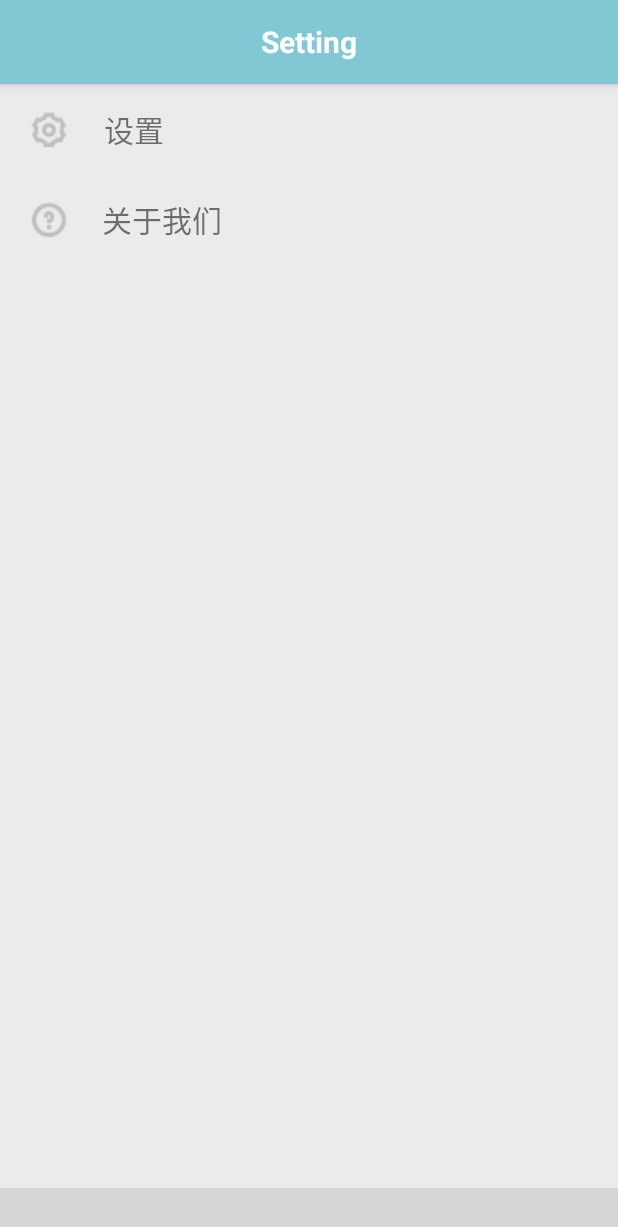
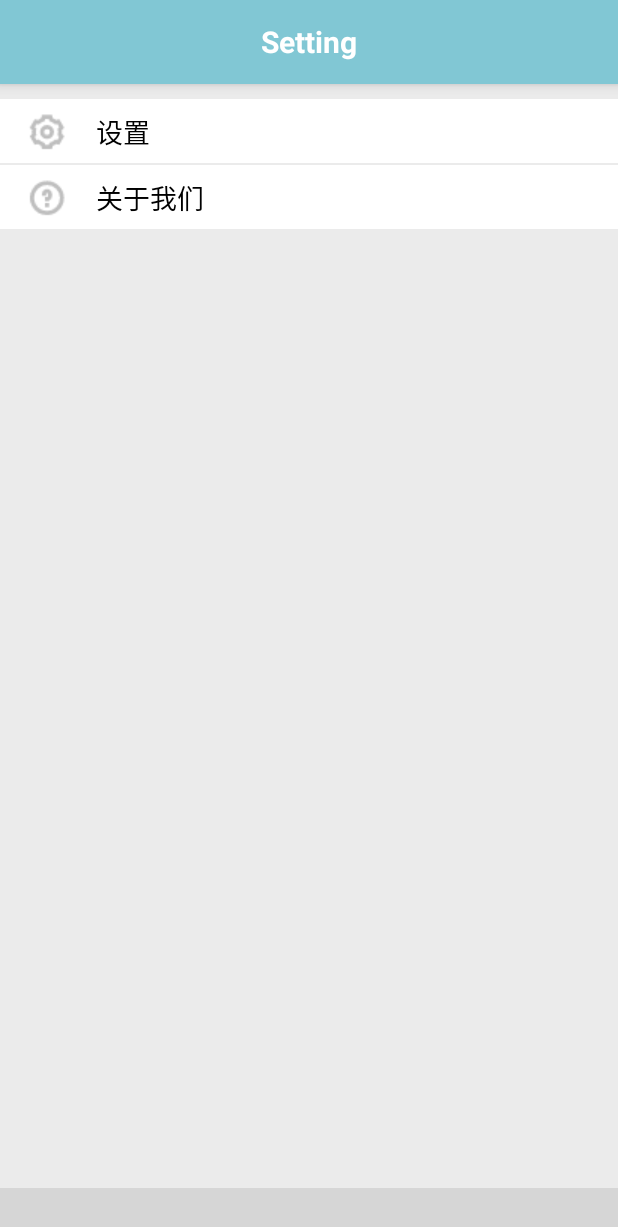
Before and after one commit to hongzicong/SaltedFish, an Android app: the fragment SetFragment placed in its activity, on a phone screen of 412 x 824 dp. Shown: the top 1227 px of the screen. Run offline under Robolectric (Android 15) with nearby library versions, the phone set to English and light mode, and no system bars; our stand-ins replace ButterKnife; libraries missing offline, so code that uses them is left out: com.ashokvarma.bottomnavigation, com.github.clans.fab, org.greenrobot.greendao; plain views replace BottomNavigationBar; 9 statements that could not run were skipped; grey boxes are pictures that could not be loaded.

Commit message:
update some parameters

```diff
--- a/app/src/main/java/hongzicong/saltedfish/adapter/AddTaskAdapter.java
+++ b/app/src/main/java/hongzicong/saltedfish/adapter/AddTaskAdapter.java
@@ -8,6 +8,7 @@ import android.util.Log;
 import android.view.LayoutInflater;
 import android.view.ViewGroup;
 
+import java.util.Calendar;
 import java.util.Date;
 
 import hongzicong.saltedfish.fragment.DatePickerFragment;
@@ -97,7 +98,9 @@ public class AddTaskAdapter extends RecyclerView.Adapter<RecyclerView.ViewHolder
     }
 
     public OneDayTask getTaskFromViewHolder(){
-        OneDayTask oneDayTask=new OneDayTask(null,mAddDetailViewHolder.getText(),mAddDateViewHolder.getEndTime(),false,mAddNameViewHolder.getText(),false);
+        Calendar calendar=Calendar.getInstance();
+        OneDayTask oneDayTask=new OneDayTask(null,mAddDetailViewHolder.getText(),calendar.getTimeInMillis(),
+                mAddDateViewHolder.getEndTime(), false,mAddNameViewHolder.getText(),false);
         return oneDayTask;
     }
 
--- a/app/src/main/java/hongzicong/saltedfish/fragment/TodoFragment.java
+++ b/app/src/main/java/hongzicong/saltedfish/fragment/TodoFragment.java
@@ -13,6 +13,7 @@ import android.util.Log;
 import android.view.LayoutInflater;
 import android.view.View;
 import android.view.ViewGroup;
+import android.widget.TextView;
 import android.widget.Toast;
 
 import com.github.clans.fab.FloatingActionButton;
@@ -37,9 +38,10 @@ import hongzicong.saltedfish.utils.EveryDayDaoUtil;
 import hongzicong.saltedfish.utils.OneDayDaoUtil;
 import hongzicong.saltedfish.utils.UIUtils;
 
+import static hongzicong.saltedfish.utils.Util.getToday;
+
 public class TodoFragment extends Fragment {
 
-    //建立与数据库之间的工具联系
     private EveryDayDaoUtil everyDayDaoUtil=new EveryDayDaoUtil(UIUtils.getContext());
     private OneDayDaoUtil oneDayDaoUtil=new OneDayDaoUtil(UIUtils.getContext());
 
@@ -47,8 +49,8 @@ public class TodoFragment extends Fragment {
     private TodoListAdapter mTodoListAdapter;
     public ItemTouchHelper itemTouchHelper;
 
-    public static final int todoReqeustCode=1;
-    public static final int habitRequestCode=2;
+    public static final int todoReqeustCode = 1;
+    public static final int habitRequestCode = 2;
 
     @BindView(R.id.list_todo)
     RecyclerView mRecyclerView;
@@ -65,6 +67,9 @@ public class TodoFragment extends Fragment {
     @BindView(R.id.fab_add_todo)
     FloatingActionButton mAddTodoButton;
 
+    @BindView(R.id.text_view_date)
+    TextView dateTextView;
+
     private List<EveryDayTask> everydayTaskList;
     private List<OneDayTask> onedayTaskList;
 
@@ -73,17 +78,13 @@ public class TodoFragment extends Fragment {
         return todoFragment;
     }
 
-    //公共方法，为了让托管它们的activity调用
-    //Bundle用来保存状态
     @Override
     public void onCreate(Bundle savedInstanceState) {
         super.onCreate(savedInstanceState);
     }
 
-    //View视图在onCreateView方法中生成
     @Override
     public View onCreateView(LayoutInflater inflater, ViewGroup container, Bundle savedInstanceState) {
-        //生成fragment的视图
         View v=inflater.inflate(R.layout.fragment_todo, container, false);
         mUnbinder= ButterKnife.bind(this,v);
 
@@ -109,32 +110,32 @@ public class TodoFragment extends Fragment {
         mUnbinder.unbind();
     }
 
-    //初始化toolbar
+
     private void initToolbar(){
         ((AppCompatActivity) getActivity()).setSupportActionBar(mToolbar);
         ((AppCompatActivity)getActivity()).getSupportActionBar().setDisplayShowTitleEnabled(false);
+        dateTextView.setText(getToday());
     }
 
-    //从数据库中更新数据
+
     private void updateDataFromDB(){
         everydayTaskList=everyDayDaoUtil.queryAllEveryDayTask();
         onedayTaskList=oneDayDaoUtil.queryAllOneDayTask();
     }
 
-    //设置floatingactionbutton的监听器
     private void setOnAllListener(){
-        //每日任务的浮动按钮，且需要知道有没有成功创建
         mAddTodoButton.setOnClickListener(new View.OnClickListener() {
             @Override
             public void onClick(View v) {
+                mFloatingActionsMenu.close(true);
                 Intent intent=new Intent(getContext(), AddTaskActivity.class);
                 startActivityForResult(intent,todoReqeustCode);
             }
         });
-        //习惯的浮动按钮，且需要知道有没有成功创建
         mAddHabitButton.setOnClickListener(new View.OnClickListener() {
             @Override
             public void onClick(View v) {
+                mFloatingActionsMenu.close(true);
                 Intent intent=new Intent(getContext(),AddHabitActivity.class);
                 startActivityForResult(intent,habitRequestCode);
             }
@@ -145,7 +146,6 @@ public class TodoFragment extends Fragment {
     public void onActivityResult(int requestCode, int resultCode, Intent data) {
         boolean returnCode = data.getBooleanExtra("returnCode",false);
         long id=data.getLongExtra("returnId",-1);
-        //当成功创建时，从数据库重新读取信息，但是不改变原来的list，否则会出错
         if(returnCode==true){
             switch (requestCode){
                 case todoReqeustCode:
--- a/app/src/main/java/hongzicong/saltedfish/utils/UIUtils.java
+++ b/app/src/main/java/hongzicong/saltedfish/utils/UIUtils.java
@@ -13,6 +13,7 @@ import android.view.ViewGroup;
 import android.view.WindowManager;
 import android.widget.RelativeLayout;
 
+import hongzicong.saltedfish.activity.BaseAddActivity;
 import hongzicong.saltedfish.activity.BaseApplication;
 
 public class UIUtils {
--- a/app/src/main/java/hongzicong/saltedfish/utils/Util.java
+++ b/app/src/main/java/hongzicong/saltedfish/utils/Util.java
@@ -1,10 +1,19 @@
 package hongzicong.saltedfish.utils;
+
+import java.text.SimpleDateFormat;
+import java.util.Date;
 
 /**
  * Created by DELL-PC on 2018/1/1.
  */
 
 public class Util {
+
+    public static String getToday(){
+        SimpleDateFormat simpleDateFormat = new SimpleDateFormat("yyyy年MM月dd日");
+        Date date = new Date(System.currentTimeMillis());
+        return simpleDateFormat.format(date);
+    }
 
     public static int getDay(int week,int day){
         int result=0;
--- a/app/src/main/java/hongzicong/saltedfish/view/TableView.java
+++ b/app/src/main/java/hongzicong/saltedfish/view/TableView.java
@@ -33,7 +33,7 @@ public class TableView extends View {
     private int rightTextPadding=130;
     private int leftTextPadding=40;
     private int topTextPadding=140;
-    private int bottomTextPadding=260;
+    private int bottomTextPadding=180;
     private RectF rectF;
 
     private Paint paintEmpty = new Paint();
--- a/app/src/main/res/layout/fragment_set.xml
+++ b/app/src/main/res/layout/fragment_set.xml
@@ -35,7 +35,8 @@
     <android.support.v7.widget.RecyclerView
         android:id="@+id/recycler_view"
         android:layout_width="match_parent"
-        android:layout_height="wrap_content">
+        android:layout_height="wrap_content"
+        android:layout_marginTop="10dp">
 
     </android.support.v7.widget.RecyclerView>
 
--- a/app/src/main/res/layout/item_setting.xml
+++ b/app/src/main/res/layout/item_setting.xml
@@ -4,38 +4,36 @@
     xmlns:app="http://schemas.android.com/apk/res-auto"
     xmlns:tools="http://schemas.android.com/tools"
     android:layout_width="match_parent"
-    android:layout_height="60dp">
+    android:layout_height="wrap_content"
+    android:layout_marginBottom="1.5dp"
+    android:background="@android:color/white">
 
     <ImageView
         android:id="@+id/icon_view"
         android:layout_width="wrap_content"
         android:layout_height="wrap_content"
-        android:layout_marginBottom="8dp"
-        android:layout_marginEnd="8dp"
-        android:layout_marginStart="8dp"
-        android:layout_marginTop="8dp"
+        android:layout_marginBottom="5dp"
+        android:layout_marginStart="16dp"
+        android:layout_marginTop="5dp"
         android:src="@drawable/set_icon"
         app:layout_constraintBottom_toBottomOf="parent"
-        app:layout_constraintEnd_toEndOf="parent"
-        app:layout_constraintHorizontal_bias="0.025"
         app:layout_constraintStart_toStartOf="parent"
-        app:layout_constraintTop_toTopOf="parent" />
+        app:layout_constraintTop_toTopOf="parent"
+        app:layout_constraintVertical_bias="0.0" />
 
     <TextView
         android:id="@+id/text_view"
         android:layout_width="wrap_content"
         android:layout_height="wrap_content"
-        android:layout_marginBottom="8dp"
-        android:layout_marginEnd="8dp"
-        android:layout_marginStart="8dp"
-        android:layout_marginTop="8dp"
+        android:layout_marginBottom="5dp"
+        android:layout_marginStart="16dp"
+        android:layout_marginTop="5dp"
         android:text="关于我们"
+        android:textColor="@android:color/black"
+        android:textSize="18dp"
         app:layout_constraintBottom_toBottomOf="parent"
-        app:layout_constraintEnd_toEndOf="parent"
-        app:layout_constraintHorizontal_bias="0.039"
         app:layout_constraintStart_toEndOf="@+id/icon_view"
         app:layout_constraintTop_toTopOf="parent"
-        app:layout_constraintVertical_bias="0.533"
-        android:textSize="20dp"/>
+        app:layout_constraintVertical_bias="0.571" />
 
 </android.support.constraint.ConstraintLayout>
--- a/gradle.properties
+++ b/gradle.properties
@@ -12,7 +12,7 @@
 # This option should only be used with decoupled projects. More details, visit
 # http://www.gradle.org/docs/current/userguide/multi_project_builds.html#sec:decoupled_projects
 # org.gradle.parallel=true
-#Wed Jan 03 16:28:27 CST 2018
-systemProp.http.proxyHost=mirrors.zzu.edu.cn
+#Wed Dec 19 21:20:51 CST 2018
+systemProp.http.proxyHost=127.0.0.1
 org.gradle.jvmargs=-Xmx1536m
-systemProp.http.proxyPort=80
+systemProp.http.proxyPort=1080
```
Also changed, not shown: app/src/main/java/com/ping/greendao/gen/EveryDayTaskDao.java (+50 -34 lines), app/src/main/java/com/ping/greendao/gen/OneDayTaskDao.java (+30 -32 lines), app/src/main/java/hongzicong/saltedfish/adapter/AddHabitAdapter.java (+6 -1 lines), app/src/main/java/hongzicong/saltedfish/adapter/TodoListAdapter.java (+0 -19 lines), app/src/main/java/hongzicong/saltedfish/db/BooleanConverter.java (added, +44 -0 lines), app/src/main/java/hongzicong/saltedfish/model/DateDatas.java (+7 -7 lines), app/src/main/java/hongzicong/saltedfish/model/EveryDayTask.java (+35 -4 lines), app/src/main/java/hongzicong/saltedfish/model/OneDayTask.java (+17 -3 lines), app/src/main/res/layout/fragment_todo.xml (+24 -7 lines).
